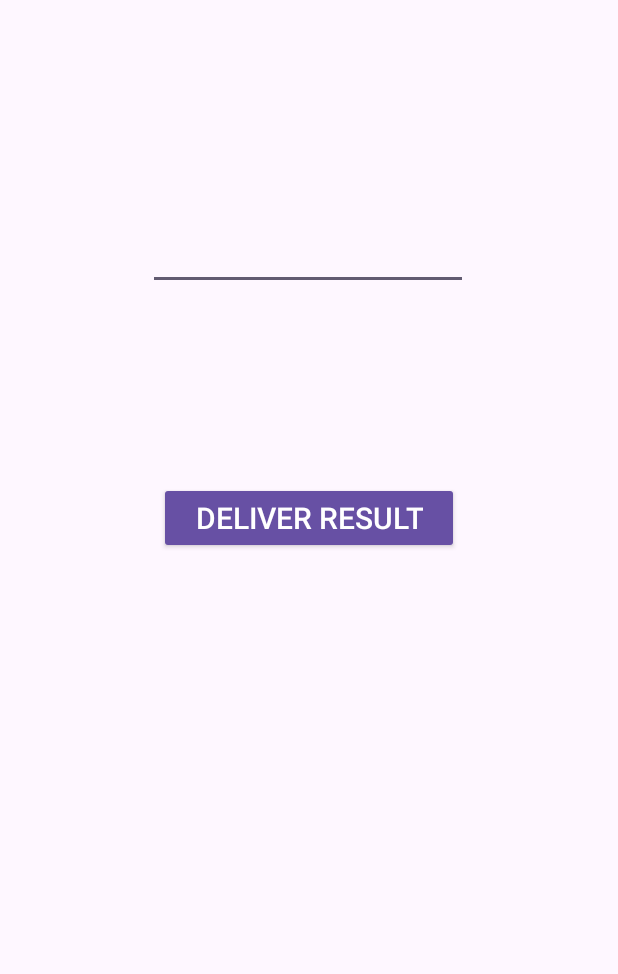
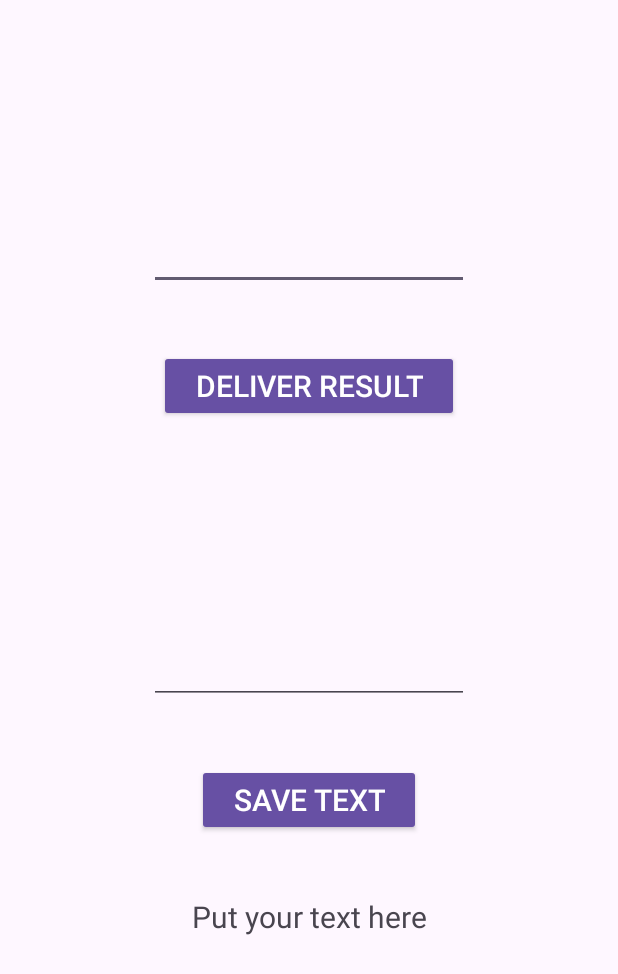
Before and after one commit to orehusLina/headsNhands, an Android app: the ActivityFifth screen opened directly, with no data from a screen before it, on a phone screen of 412 x 824 dp. Shown: the top 974 px of the screen. Run offline under Robolectric (Android 15) with nearby library versions, the phone set to English and light mode, and no system bars; libraries missing offline, so code that uses them is left out: by.kirich1409.viewbindingdelegate; 2 statements that could not run were skipped.

Commit message:
Домашняя работа 5

```diff
--- a/Lesson5_Orekhova/app/build.gradle
+++ b/Lesson5_Orekhova/app/build.gradle
@@ -1,6 +1,7 @@
 plugins {
     id 'com.android.application'
     id 'org.jetbrains.kotlin.android'
+    id 'kotlin-parcelize'
 }
 
 android {
--- a/Lesson5_Orekhova/app/src/main/res/layout/activity_fifth.xml
+++ b/Lesson5_Orekhova/app/src/main/res/layout/activity_fifth.xml
@@ -14,7 +14,19 @@
         android:ems="10"
         android:inputType="text"
         app:layout_constraintEnd_toEndOf="parent"
-        app:layout_constraintHorizontal_bias="0.497"
+        app:layout_constraintHorizontal_bias="0.5"
+        app:layout_constraintStart_toStartOf="parent"
+        app:layout_constraintTop_toTopOf="parent" />
+
+    <EditText
+        android:id="@+id/editTextMessageLocal"
+        android:layout_width="wrap_content"
+        android:layout_height="wrap_content"
+        android:layout_marginTop="424dp"
+        android:ems="10"
+        android:inputType="text"
+        app:layout_constraintEnd_toEndOf="parent"
+        app:layout_constraintHorizontal_bias="0.5"
         app:layout_constraintStart_toStartOf="parent"
         app:layout_constraintTop_toTopOf="parent" />
 
@@ -23,10 +35,35 @@
         style="@style/Widget.AppCompat.Button"
         android:layout_width="wrap_content"
         android:layout_height="wrap_content"
-        android:layout_marginTop="128dp"
-        android:text="deliver result"
+        android:layout_marginTop="40dp"
+        android:text="@string/deliver_result"
+        android:textSize="20sp"
+        app:layout_constraintEnd_toEndOf="parent"
+        app:layout_constraintHorizontal_bias="0.5"
+        app:layout_constraintStart_toStartOf="parent"
+        app:layout_constraintTop_toBottomOf="@+id/editTextMessage" />
+
+    <Button
+        android:id="@+id/buttonSave"
+        style="@style/Widget.AppCompat.Button"
+        android:layout_width="wrap_content"
+        android:layout_height="wrap_content"
+        android:layout_marginTop="40dp"
+        android:text="@string/save_text"
+        android:textSize="20sp"
+        app:layout_constraintEnd_toEndOf="parent"
+        app:layout_constraintHorizontal_bias="0.5"
+        app:layout_constraintStart_toStartOf="parent"
+        app:layout_constraintTop_toBottomOf="@+id/editTextMessageLocal" />
+
+    <TextView
+        android:id="@+id/textViewSaved"
+        android:layout_width="wrap_content"
+        android:layout_height="wrap_content"
+        android:layout_marginTop="40dp"
+        android:text="@string/put_your_text_here"
         android:textSize="20sp"
         app:layout_constraintEnd_toEndOf="parent"
         app:layout_constraintStart_toStartOf="parent"
-        app:layout_constraintTop_toBottomOf="@+id/editTextMessage" />
+        app:layout_constraintTop_toBottomOf="@+id/buttonSave" />
 </androidx.constraintlayout.widget.ConstraintLayout>
--- a/Lesson5_Orekhova/app/src/main/res/layout/activity_fourth.xml
+++ b/Lesson5_Orekhova/app/src/main/res/layout/activity_fourth.xml
@@ -24,7 +24,7 @@
         android:layout_width="wrap_content"
         android:layout_height="wrap_content"
         android:layout_marginTop="265dp"
-        android:text="go to 4 again"
+        android:text="@string/go_to_4_again"
         android:textSize="20sp"
         app:layout_constraintEnd_toEndOf="parent"
         app:layout_constraintStart_toStartOf="parent"
--- a/Lesson5_Orekhova/app/src/main/res/layout/activity_main.xml
+++ b/Lesson5_Orekhova/app/src/main/res/layout/activity_main.xml
@@ -12,7 +12,7 @@
         android:layout_width="wrap_content"
         android:layout_height="wrap_content"
         android:layout_marginTop="96dp"
-        android:text="go to 4"
+        android:text="@string/go_to_4"
         android:textSize="20sp"
         app:layout_constraintEnd_toEndOf="parent"
         app:layout_constraintHorizontal_bias="0.498"
@@ -25,7 +25,7 @@
         android:layout_width="wrap_content"
         android:layout_height="wrap_content"
         android:layout_marginBottom="120dp"
-        android:text="go to 2"
+        android:text="@string/go_to_2"
         android:textSize="20sp"
         app:layout_constraintBottom_toBottomOf="parent"
         app:layout_constraintEnd_toEndOf="parent"
--- a/Lesson5_Orekhova/app/src/main/res/layout/activity_second.xml
+++ b/Lesson5_Orekhova/app/src/main/res/layout/activity_second.xml
@@ -12,7 +12,7 @@
         android:layout_width="wrap_content"
         android:layout_height="wrap_content"
         android:layout_marginBottom="120dp"
-        android:text="go to 3"
+        android:text="@string/go_to_3"
         android:textSize="20sp"
         app:layout_constraintBottom_toBottomOf="parent"
         app:layout_constraintEnd_toEndOf="parent"
--- a/Lesson5_Orekhova/app/src/main/res/layout/activity_third.xml
+++ b/Lesson5_Orekhova/app/src/main/res/layout/activity_third.xml
@@ -12,7 +12,7 @@
         android:layout_width="wrap_content"
         android:layout_height="wrap_content"
         android:layout_marginTop="80dp"
-        android:text="go to 5"
+        android:text="@string/go_to_5"
         android:textSize="20sp"
         app:layout_constraintEnd_toEndOf="parent"
         app:layout_constraintStart_toStartOf="parent"
@@ -24,7 +24,7 @@
         android:layout_width="wrap_content"
         android:layout_height="wrap_content"
         android:layout_marginBottom="120dp"
-        android:text="go to 1"
+        android:text="@string/go_to_1"
         android:textSize="20sp"
         app:layout_constraintBottom_toBottomOf="parent"
         app:layout_constraintEnd_toEndOf="parent"
--- a/Lesson5_Orekhova/app/src/main/res/values-night/themes.xml
+++ /dev/null
@@ -1,7 +0,0 @@
-<resources xmlns:tools="http://schemas.android.com/tools">
-    <!-- Base application theme. -->
-    <style name="Base.Theme.Lesson5_Orekhova" parent="Theme.Material3.DayNight.NoActionBar">
-        <!-- Customize your dark theme here. -->
-        <!-- <item name="colorPrimary">@color/my_dark_primary</item> -->
-    </style>
-</resources>
--- a/Lesson5_Orekhova/app/src/main/res/values/strings.xml
+++ b/Lesson5_Orekhova/app/src/main/res/values/strings.xml
@@ -1,3 +1,12 @@
 <resources>
     <string name="app_name">Lesson5_Orekhova</string>
+    <string name="deliver_result">Deliver result</string>
+    <string name="save_text">Save text</string>
+    <string name="put_your_text_here">Put your text here</string>
+    <string name="go_to_4">go to 4</string>
+    <string name="go_to_2">go to 2</string>
+    <string name="go_to_3">go to 3</string>
+    <string name="go_to_4_again">go to 4 again</string>
+    <string name="go_to_5">go to 5</string>
+    <string name="go_to_1">go to 1</string>
 </resources>
--- a/Lesson5_Orekhova/app/src/main/res/values/themes.xml
+++ b/Lesson5_Orekhova/app/src/main/res/values/themes.xml
@@ -1,6 +1,6 @@
 <resources xmlns:tools="http://schemas.android.com/tools">
     <!-- Base application theme. -->
-    <style name="Base.Theme.Lesson5_Orekhova" parent="Theme.Material3.DayNight.NoActionBar">
+    <style name="Base.Theme.Lesson5_Orekhova" parent="Theme.Material3.Light.NoActionBar">
         <!-- Customize your light theme here. -->
         <!-- <item name="colorPrimary">@color/my_light_primary</item> -->
     </style>
```
Also changed, not shown: Lesson5_Orekhova/app/src/main/java/com/example/lesson5_orekhova/ActivityFifth.kt (+22 -1 lines), Lesson5_Orekhova/app/src/main/java/com/example/lesson5_orekhova/Data.kt (added, +9 -0 lines).
